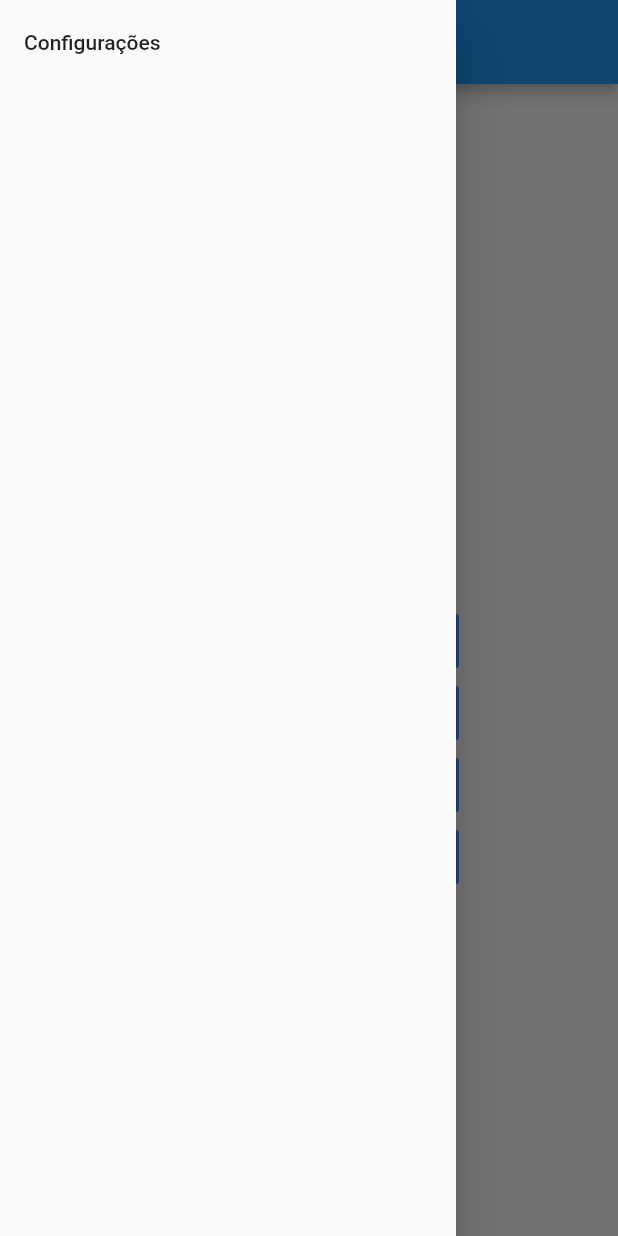
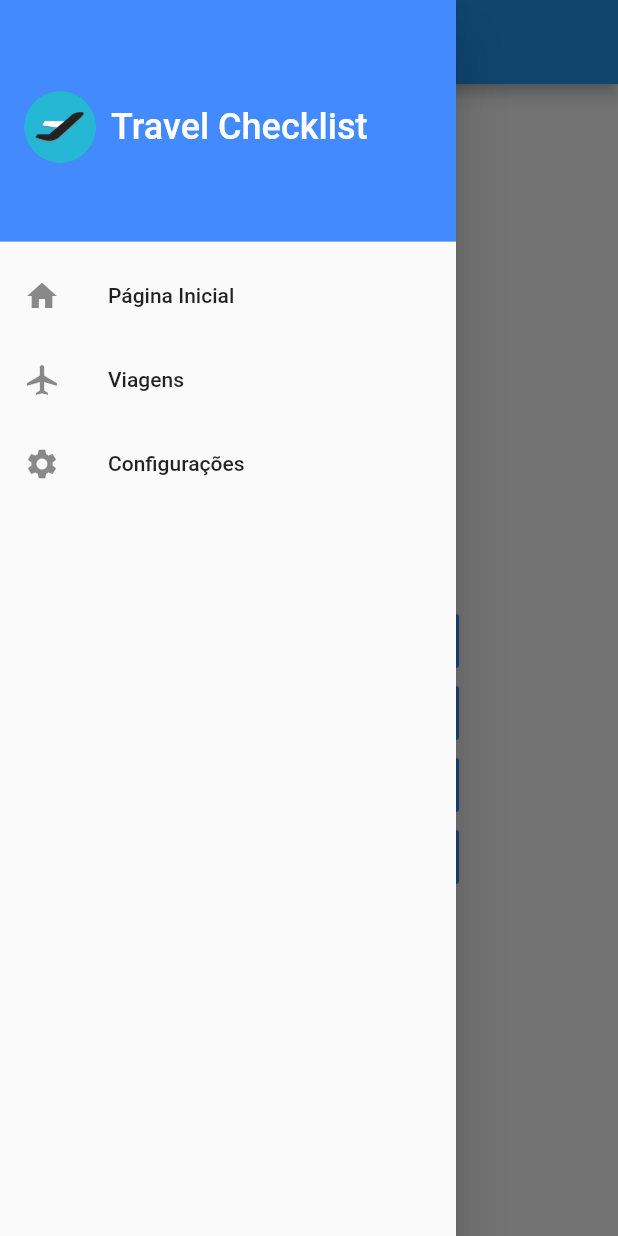
Before and after one commit to rafaelgomesxyz/travel-checklist, a Flutter app: the screen it shows after launch, with the side drawer open, on a phone screen of 412 x 824 dp. Run offline on Flutter 3.47's test engine with Material 2 defaults, Android fonts, the phone set to English and light mode, and no system bars; our stand-ins replace flutter_datetime_picker, flutter_speed_dial, google_maps_flutter, shared_preferences, sqflite, timeago; missing offline and left inert: place_picker; accounts and stored records are empty.

Commit message:
Add more items to drawer and show it in all screens

```diff
--- /dev/null
+++ b/lib/components/AppDrawer.dart
@@ -0,0 +1,82 @@
+import 'package:flutter/material.dart';
+import 'package:travel_checklist/screens/HomeScreen.dart';
+import 'package:travel_checklist/screens/SettingsScreen.dart';
+import 'package:travel_checklist/enums.dart';
+import 'package:travel_checklist/screens/TripListScreen.dart';
+
+class AppDrawer extends StatelessWidget {
+  final Screen currentScreen;
+
+  AppDrawer({ Key key, @required this.currentScreen }) : super(key: key);
+
+  @override
+  Widget build(BuildContext context) {
+    return Drawer(
+      child: ListView(
+        children: <Widget> [
+          DrawerHeader(
+            decoration: BoxDecoration(
+              color: Colors.blueAccent,
+            ),
+            child: Row(
+              children: <Widget> [
+                Container(
+                  decoration: BoxDecoration(
+                    image: DecorationImage(
+                      image: AssetImage('assets/icon.png'),
+                      fit: BoxFit.cover,
+                    ),
+                  ),
+                  height: 48.0,
+                  margin: EdgeInsets.only(right: 10.0),
+                  width: 48.0,
+                ),
+                Text(
+                  'Travel Checklist',
+                  style: TextStyle(
+                    color: Colors.white,
+                    fontSize: 24,
+                  ),
+                ),
+              ],
+            ),
+          ),
+          ListTile(
+            leading: Icon(Icons.home),
+            onTap: () {
+              if (currentScreen == Screen.Home) {
+                Navigator.pop(context);
+              } else {
+                Navigator.push(context, MaterialPageRoute(builder: (_context) => HomeScreen(title: 'Travel Checklist')));
+              }
+            },
+            title: Text('Página Inicial'),
+          ),
+          ListTile(
+            leading: Icon(Icons.airplanemode_active),
+            onTap: () {
+              if (currentScreen == Screen.TripList) {
+                Navigator.pop(context);
+              } else {
+                Navigator.push(context, MaterialPageRoute(builder: (_context) => TripListScreen(title: 'Travel Checklist')));
+              }
+            },
+            title: Text('Viagens'),
+          ),
+          ListTile(
+            leading: Icon(Icons.settings),
+            onTap: () {
+              if (currentScreen == Screen.Settings) {
+                Navigator.pop(context);
+              } else {
+                Navigator.push(context, MaterialPageRoute(builder: (_context) => SettingsScreen()));
+              }
+            },
+            title: Text('Configurações'),
+          ),
+        ],
+        padding: EdgeInsets.zero,
+      ),
+    );
+  }
+}
--- a/lib/enums.dart
+++ b/lib/enums.dart
@@ -11,6 +11,19 @@ enum Event {
   TripRemoved,
 }
 
+enum Screen {
+  ChecklistForm,
+  ChecklistItemForm,
+  Checklist,
+  Home,
+  Map,
+  Settings,
+  TripForm,
+  TripList,
+  Trip,
+  Welcome,
+}
+
 enum Setting {
   Switch,
 }
--- a/lib/screens/ChecklistFormScreen.dart
+++ b/lib/screens/ChecklistFormScreen.dart
@@ -1,5 +1,6 @@
 import 'package:flutter/material.dart';
 import 'package:timeago/timeago.dart' as timeago;
+import 'package:travel_checklist/components/AppDrawer.dart';
 import 'package:travel_checklist/models/Checklist.dart';
 import 'package:travel_checklist/services/DatabaseHelper.dart';
 import 'package:travel_checklist/services/EventDispatcher.dart';
@@ -53,6 +54,7 @@ class _ChecklistFormScreenState extends State<ChecklistFormScreen> {
           ),
         ],
       ),
+      drawer: AppDrawer(currentScreen: Screen.ChecklistForm),
       body: SingleChildScrollView(
         child: Form(
           child: Column(
--- a/lib/screens/ChecklistItemFormScreen.dart
+++ b/lib/screens/ChecklistItemFormScreen.dart
@@ -2,6 +2,7 @@ import 'package:flutter/material.dart';
 import 'package:google_maps_flutter/google_maps_flutter.dart';
 import 'package:place_picker/place_picker.dart';
 import 'package:timeago/timeago.dart' as timeago;
+import 'package:travel_checklist/components/AppDrawer.dart';
 import 'package:travel_checklist/models/Checklist.dart';
 import 'package:travel_checklist/models/ChecklistItem.dart';
 import 'package:travel_checklist/screens/MapScreen.dart';
@@ -59,6 +60,7 @@ class _ChecklistItemFormScreenState extends State<ChecklistItemFormScreen> {
           ),
         ],
       ),
+      drawer: AppDrawer(currentScreen: Screen.ChecklistItemForm),
       body: SingleChildScrollView(
         child: Form(
           child: Column(
--- a/lib/screens/ChecklistScreen.dart
+++ b/lib/screens/ChecklistScreen.dart
@@ -1,6 +1,7 @@
 import 'package:flutter/material.dart';
 import 'package:flutter_speed_dial/flutter_speed_dial.dart';
 import 'package:timeago/timeago.dart' as timeago;
+import 'package:travel_checklist/components/AppDrawer.dart';
 import 'package:travel_checklist/components/ChecklistItemList.dart';
 import 'package:travel_checklist/models/Checklist.dart';
 import 'package:travel_checklist/screens/ChecklistFormScreen.dart';
@@ -40,6 +41,7 @@ class _ChecklistScreenState extends State<ChecklistScreen> {
       appBar: AppBar(
         title: Text(_checklist.name),
       ),
+      drawer: AppDrawer(currentScreen: Screen.Checklist),
       body: Column(
         children: <Widget> [
           Container(
--- a/lib/screens/HomeScreen.dart
+++ b/lib/screens/HomeScreen.dart
@@ -1,4 +1,5 @@
 import 'package:flutter/material.dart';
+import 'package:travel_checklist/components/AppDrawer.dart';
 import 'package:travel_checklist/components/TripList.dart';
 import 'package:travel_checklist/screens/SettingsScreen.dart';
 import 'package:travel_checklist/screens/TripFormScreen.dart';
@@ -21,21 +22,7 @@ class _HomeScreenState extends State<HomeScreen> {
       appBar: AppBar(
         title: Text(widget.title),
       ),
-      drawer: Drawer(
-        child: SafeArea(
-          child: ListView(
-            children: <Widget> [
-              ListTile(
-                onTap: () {
-                  Navigator.push(context, MaterialPageRoute(builder: (_context) => SettingsScreen()));
-                },
-                title: Text('Configurações'),
-              ),
-            ],
-            padding: EdgeInsets.zero,
-          ),
-        ),
-      ),
+      drawer: AppDrawer(currentScreen: Screen.Home),
       body: Container(
         child: Column(
           children: <Widget>[
--- a/lib/screens/SettingsScreen.dart
+++ b/lib/screens/SettingsScreen.dart
@@ -1,4 +1,5 @@
 import 'package:flutter/material.dart';
+import 'package:travel_checklist/components/AppDrawer.dart';
 import 'package:travel_checklist/services/PreferencesManager.dart';
 import 'package:travel_checklist/enums.dart';
 
@@ -38,6 +39,7 @@ class _SettingsScreenState extends State<SettingsScreen> {
       appBar: AppBar(
         title: Text('Configurações'),
       ),
+      drawer: AppDrawer(currentScreen: Screen.Settings),
       body: Container(
         child: ListView(
           children: widgets,
--- a/lib/screens/TripFormScreen.dart
+++ b/lib/screens/TripFormScreen.dart
@@ -4,6 +4,7 @@ import 'package:google_maps_flutter/google_maps_flutter.dart';
 import 'package:intl/intl.dart';
 import 'package:place_picker/place_picker.dart';
 import 'package:timeago/timeago.dart' as timeago;
+import 'package:travel_checklist/components/AppDrawer.dart';
 import 'package:travel_checklist/models/Trip.dart';
 import 'package:travel_checklist/screens/MapScreen.dart';
 import 'package:travel_checklist/services/DatabaseHelper.dart';
@@ -70,6 +71,7 @@ class _TripFormScreenState extends State<TripFormScreen> {
           ),
         ],
       ),
+      drawer: AppDrawer(currentScreen: Screen.TripForm),
       body: SingleChildScrollView(
         child: Form(
           child: Column(
--- a/lib/screens/TripListScreen.dart
+++ b/lib/screens/TripListScreen.dart
@@ -1,5 +1,6 @@
 import 'package:flutter/material.dart';
 import 'package:flutter_speed_dial/flutter_speed_dial.dart';
+import 'package:travel_checklist/components/AppDrawer.dart';
 import 'package:travel_checklist/components/TripList.dart';
 import 'package:travel_checklist/enums.dart';
 import 'package:travel_checklist/screens/TripFormScreen.dart';
@@ -20,6 +21,7 @@ class _TripListScreenState extends State<TripListScreen> {
       appBar: AppBar(
         title: Text(widget.title),
       ),
+      drawer: AppDrawer(currentScreen: Screen.TripList),
       body: TripList(),
       floatingActionButton: SpeedDial(
         animatedIcon: AnimatedIcons.menu_close,
--- a/lib/screens/TripScreen.dart
+++ b/lib/screens/TripScreen.dart
@@ -2,6 +2,7 @@ import 'package:flutter/material.dart';
 import 'package:flutter_speed_dial/flutter_speed_dial.dart';
 import 'package:intl/intl.dart';
 import 'package:timeago/timeago.dart' as timeago;
+import 'package:travel_checklist/components/AppDrawer.dart';
 import 'package:travel_checklist/components/ChecklistList.dart';
 import 'package:travel_checklist/models/Trip.dart';
 import 'package:travel_checklist/screens/ChecklistFormScreen.dart';
@@ -44,6 +45,7 @@ class _TripScreenState extends State<TripScreen> {
       appBar: AppBar(
         title: Text(_trip.name),
       ),
+      drawer: AppDrawer(currentScreen: Screen.Trip),
       body: Column(
         children: <Widget> [
           Container(
```
